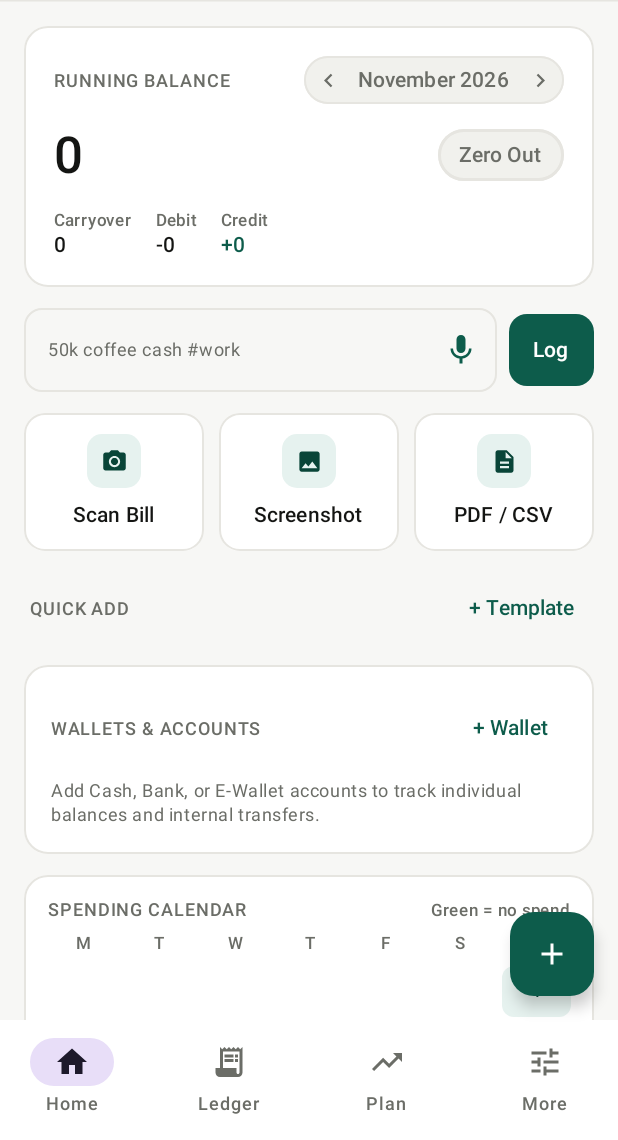
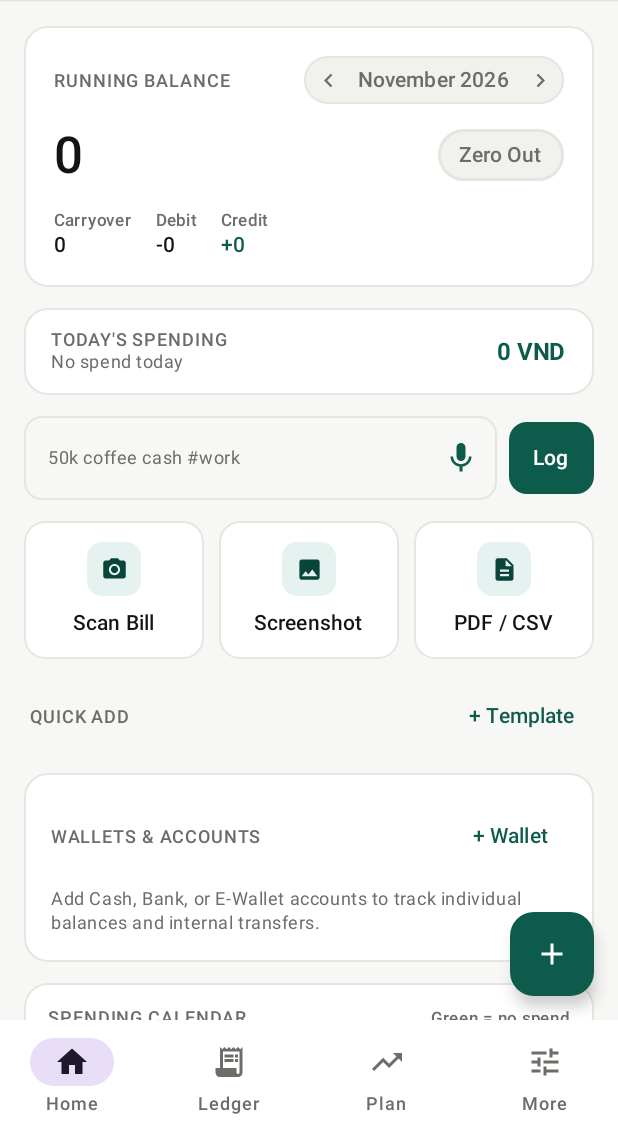
Before and after one commit to thanhtn95/Spending-Tracking, an Android app built with Jetpack Compose: the composable DashboardScreen shown on its own in the app's theme, on a phone screen of 412 x 824 dp, the part 96-1236 px from its top. Run offline under Robolectric (Android 15) with nearby library versions, the phone set to English and light mode, and no system bars; pictures from the network do not load; 1 statement that could not run was skipped.

Commit message:
Display Today's Spending card on Android Home tab and Web UI summary bar

```diff
--- a/android/app/src/main/java/com/spendingtracker/app/ui/screens/DashboardScreen.kt
+++ b/android/app/src/main/java/com/spendingtracker/app/ui/screens/DashboardScreen.kt
@@ -647,6 +647,62 @@ fun DashboardScreen(
                     }
                 }
 
+                // Today's Spending Card (Home tab)
+                item {
+                    val todayIso = remember { LocalDate.now().toString() }
+                    val todayTxs = remember(state.transactions, todayIso) {
+                        state.transactions.filter { tx ->
+                            tx.txDate == todayIso && !tx.isTransfer && tx.txType.equals("debit", ignoreCase = true)
+                        }
+                    }
+                    val todayTotal = remember(todayTxs) {
+                        todayTxs.fold(BigDecimal.ZERO) { acc, tx ->
+                            acc + ((tx.baseAmount ?: tx.amount).toBigDecimalOrNull() ?: BigDecimal.ZERO)
+                        }
+                    }
+                    val isZeroToday = todayTotal.compareTo(BigDecimal.ZERO) == 0
+                    Card(
+                        onClick = {
+                            searchQuery = todayIso
+                            selectedTab = 1
+                        },
+                        shape = RoundedCornerShape(16.dp),
+                        colors = CardDefaults.cardColors(containerColor = MaterialTheme.colorScheme.surface),
+                        border = BorderStroke(1.dp, MaterialTheme.colorScheme.outline),
+                        modifier = Modifier.fillMaxWidth()
+                    ) {
+                        Row(
+                            modifier = Modifier
+                                .fillMaxWidth()
+                                .padding(horizontal = 18.dp, vertical = 14.dp),
+                            horizontalArrangement = Arrangement.SpaceBetween,
+                            verticalAlignment = Alignment.CenterVertically
+                        ) {
+                            Column {
+                                Text(
+                                    text = "TODAY'S SPENDING",
+                                    style = MaterialTheme.typography.labelMedium,
+                                    color = MaterialTheme.colorScheme.onSurfaceVariant
+                                )
+                                Text(
+                                    text = if (isZeroToday) "No spend today" else "${todayTxs.size} transaction${if (todayTxs.size == 1) "" else "s"} · tap to view",
+                                    style = MaterialTheme.typography.bodySmall,
+                                    color = MaterialTheme.colorScheme.onSurfaceVariant
+                                )
+                            }
+                            Text(
+                                text = maskAmt(
+                                    if (isZeroToday) "0 $baseCurrency"
+                                    else "-${formatAmount(todayTotal.stripTrailingZeros().toPlainString())} $baseCurrency"
+                                ),
+                                style = MaterialTheme.typography.titleMedium.copy(fontFeatureSettings = "tnum"),
+                                fontWeight = FontWeight.Bold,
+                                color = if (isZeroToday) MaterialTheme.colorScheme.primary else MaterialTheme.colorScheme.error
+                            )
+                        }
+                    }
+                }
+
                 // Natural-Language Quick Input + Voice Mic (#1 & #2, 100% local, 0 AI calls)
                 item {
                     Row(
```
Also changed, not shown: 2 other files.
